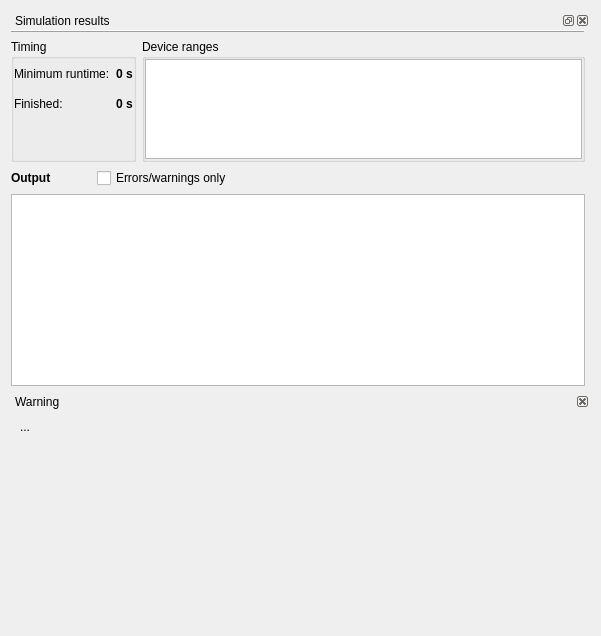
mlz-ictrl/nicos, file lib/nicos/gui/panels/editor.ui: the form before one commit.
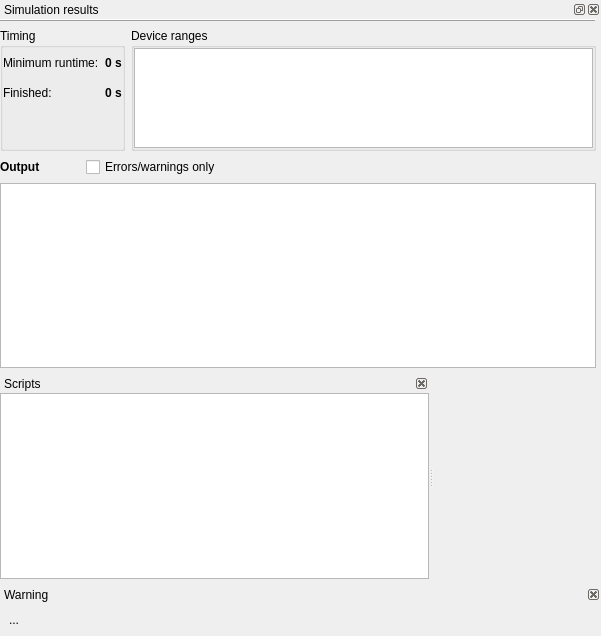
The form after the commit. Icons and pictures are not drawn. Custom widgets are drawn as their Qt base class.

Commit message: gui: add scripts browser to editor window

What changed in the file:
```diff
--- a/lib/nicos/gui/panels/editor.ui
+++ b/lib/nicos/gui/panels/editor.ui
@@ -11,6 +11,9 @@
    </rect>
   </property>
   <layout class="QVBoxLayout" name="verticalLayout_3">
+   <property name="margin">
+    <number>0</number>
+   </property>
    <item>
     <widget class="QDockWidget" name="simPane">
      <property name="floating">
@@ -311,6 +314,42 @@
      </widget>
     </widget>
    </item>
+   <item>
+    <widget class="QSplitter" name="splitter">
+     <property name="orientation">
+      <enum>Qt::Horizontal</enum>
+     </property>
+     <widget class="QDockWidget" name="scriptsPane">
+      <property name="features">
+       <set>QDockWidget::DockWidgetClosable|QDockWidget::DockWidgetMovable</set>
+      </property>
+      <property name="allowedAreas">
+       <set>Qt::LeftDockWidgetArea</set>
+      </property>
+      <property name="windowTitle">
+       <string>Scripts</string>
+      </property>
+      <widget class="QWidget" name="dockWidgetContents">
+       <layout class="QVBoxLayout" name="verticalLayout_4">
+        <property name="margin">
+         <number>0</number>
+        </property>
+        <item>
+         <widget class="QTreeView" name="fileTree"/>
+        </item>
+       </layout>
+      </widget>
+     </widget>
+     <widget class="QFrame" name="mainFrame">
+      <property name="frameShape">
+       <enum>QFrame::NoFrame</enum>
+      </property>
+      <property name="frameShadow">
+       <enum>QFrame::Raised</enum>
+      </property>
+     </widget>
+    </widget>
+   </item>
    <item>
     <widget class="QDockWidget" name="warnWidget">
      <property name="palette">
```
Left out of the diff: 11 changed lines with no effect on the pictures. The commit also changes 1 other file.
